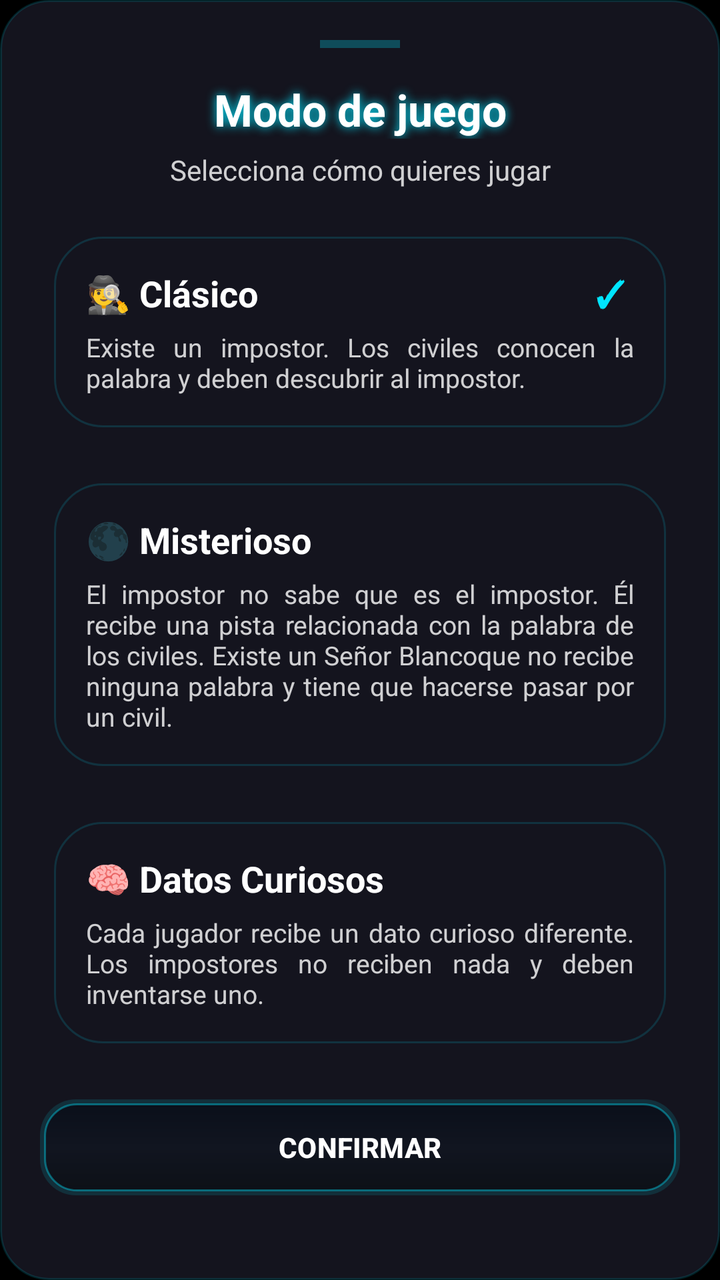
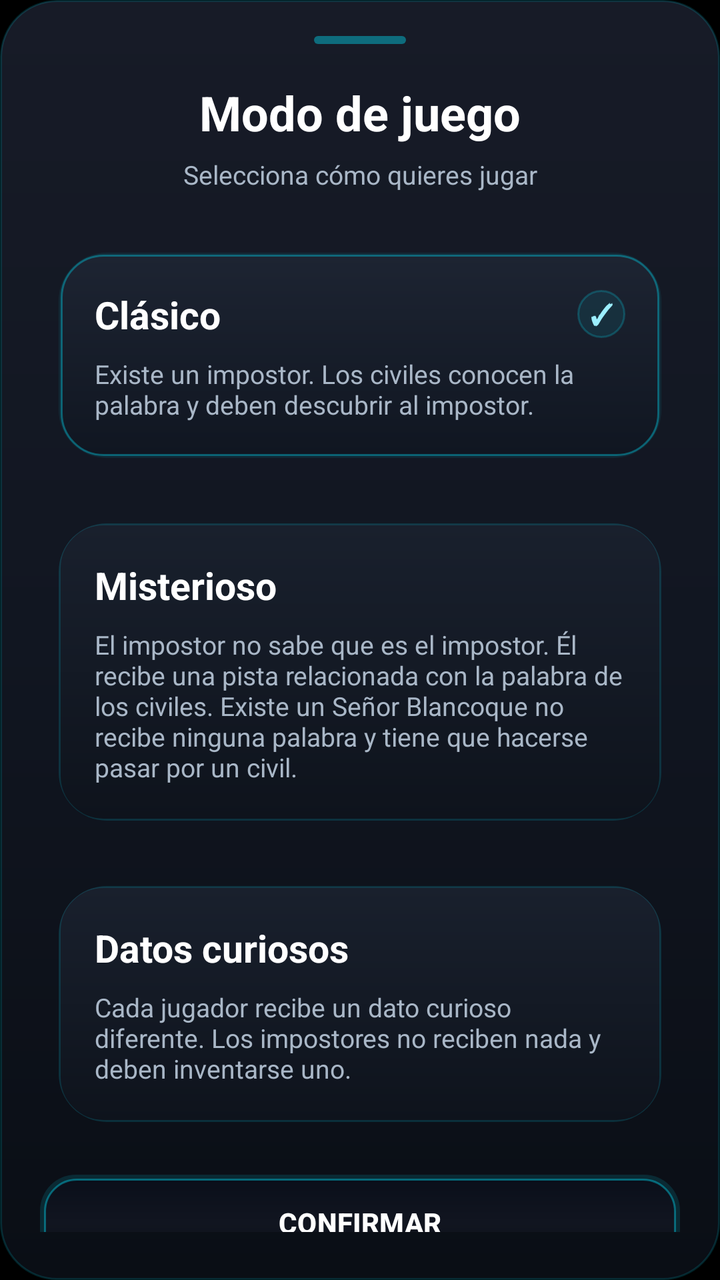

Compare the two renders of this Android layout. The source of the first and the diff that turns it into the second are given below.
<!-- AndroidManifest.xml: application theme Theme.ImpostorGame -->
<!-- res/layout/bottomsheet_select_game_mode_final.xml -->
<?xml version="1.0" encoding="utf-8"?>
<LinearLayout xmlns:android="http://schemas.android.com/apk/res/android"
    xmlns:app="http://schemas.android.com/apk/res-auto"
    android:id="@+id/rootBottomSheet"
    android:layout_width="match_parent"
    android:layout_height="wrap_content"
    android:orientation="vertical"
    android:padding="20dp"
    android:background="@drawable/bg_reveal_content">

    <View
        android:layout_width="40dp"
        android:layout_height="4dp"
        android:layout_gravity="center_horizontal"
        android:layout_marginBottom="16dp"
        android:background="#4400E5FF" />

    <TextView
        android:layout_width="match_parent"
        android:layout_height="wrap_content"
        android:layout_marginBottom="6dp"
        android:gravity="center"
        android:text="@string/mode_titulo"
        android:textColor="@android:color/white"
        android:textSize="22sp"
        android:textStyle="bold"
        android:shadowColor="#00E5FF"
        android:shadowDx="0"
        android:shadowDy="0"
        android:shadowRadius="12" />

    <TextView
        android:layout_width="match_parent"
        android:layout_height="wrap_content"
        android:layout_marginBottom="16dp"
        android:gravity="center"
        android:text="@string/mode_subtitulo"
        android:textColor="#CCFFFFFF"
        android:textSize="14sp" />

    
    <androidx.cardview.widget.CardView
        android:id="@+id/cardModoClasico"
        android:layout_width="match_parent"
        android:layout_height="wrap_content"
        android:layout_marginBottom="12dp"
        android:clickable="true"
        android:focusable="true"
        app:cardCornerRadius="16dp"
        app:cardElevation="0dp"
        app:cardUseCompatPadding="true"
        app:cardBackgroundColor="@android:color/transparent">

        <LinearLayout
            android:layout_width="match_parent"
            android:layout_height="wrap_content"
            android:orientation="vertical"
            android:padding="16dp"
            android:background="@drawable/bg_reveal_content">

            <LinearLayout android:layout_width="match_parent" android:layout_height="wrap_content" android:orientation="horizontal" android:gravity="center_vertical">
                <TextView android:layout_width="0dp" android:layout_height="wrap_content" android:layout_weight="1" android:text="@string/mode_clasico_titulo" android:textColor="@android:color/white" android:textSize="18sp" android:textStyle="bold" />
                <TextView android:id="@+id/iconCheckClasico" android:layout_width="24dp" android:layout_height="24dp" android:text="✓" android:textSize="18sp" android:textColor="#00E5FF" android:textStyle="bold" android:gravity="center" android:visibility="visible" />
            </LinearLayout>

            <TextView android:layout_width="match_parent" android:layout_height="wrap_content" android:layout_marginTop="6dp" android:justificationMode="inter_word" android:text="@string/mode_clasico_desc" android:textColor="#CCFFFFFF" android:textSize="13sp" />

        </LinearLayout>
    </androidx.cardview.widget.CardView>

    
    <androidx.cardview.widget.CardView
        android:id="@+id/cardModoMisterioso"
        android:layout_width="match_parent"
        android:layout_height="wrap_content"
        android:layout_marginBottom="12dp"
        android:clickable="true"
        android:focusable="true"
        app:cardCornerRadius="16dp"
        app:cardElevation="0dp"
        app:cardUseCompatPadding="true"
        app:cardBackgroundColor="@android:color/transparent">

        <LinearLayout
            android:layout_width="match_parent"
            android:layout_height="wrap_content"
            android:orientation="vertical"
            android:padding="16dp"
            android:background="@drawable/bg_reveal_content">

            <LinearLayout android:layout_width="match_parent" android:layout_height="wrap_content" android:orientation="horizontal" android:gravity="center_vertical">
                <TextView android:layout_width="0dp" android:layout_height="wrap_content" android:layout_weight="1" android:text="@string/mode_misterioso_titulo" android:textColor="@android:color/white" android:textSize="18sp" android:textStyle="bold" />
                <TextView android:id="@+id/iconCheckMisterioso" android:layout_width="24dp" android:layout_height="24dp" android:text="✓" android:textSize="18sp" android:textColor="#00E5FF" android:textStyle="bold" android:gravity="center" android:visibility="gone" />
            </LinearLayout>

            <TextView android:layout_width="match_parent" android:layout_height="wrap_content" android:justificationMode="inter_word" android:layout_marginTop="6dp" android:text="@string/mode_misterioso_desc" android:textColor="#CCFFFFFF" android:textSize="13sp" />

        </LinearLayout>
    </androidx.cardview.widget.CardView>

    
    <androidx.cardview.widget.CardView
        android:id="@+id/cardModoDatosCuriosos"
        android:layout_width="match_parent"
        android:layout_height="wrap_content"
        android:layout_marginBottom="12dp"
        android:clickable="true"
        android:focusable="true"
        app:cardCornerRadius="16dp"
        app:cardElevation="0dp"
        app:cardUseCompatPadding="true"
        app:cardBackgroundColor="@android:color/transparent">

        <LinearLayout
            android:layout_width="match_parent"
            android:layout_height="wrap_content"
            android:orientation="vertical"
            android:padding="16dp"
            android:background="@drawable/bg_reveal_content">

            <LinearLayout android:layout_width="match_parent" android:layout_height="wrap_content" android:orientation="horizontal" android:gravity="center_vertical">
                <TextView android:layout_width="0dp" android:layout_height="wrap_content" android:layout_weight="1" android:text="@string/mode_datos_titulo" android:textColor="@android:color/white" android:textSize="18sp" android:textStyle="bold" />
                <TextView android:id="@+id/iconCheckDatosCuriosos" android:layout_width="24dp" android:layout_height="24dp" android:text="✓" android:textSize="18sp" android:textColor="#00E5FF" android:textStyle="bold" android:gravity="center" android:visibility="gone" />
            </LinearLayout>

            <TextView android:layout_width="match_parent" android:layout_height="wrap_content" android:layout_marginTop="6dp" android:justificationMode="inter_word" android:text="@string/mode_datos_desc" android:textColor="#CCFFFFFF" android:textSize="13sp" />

        </LinearLayout>
    </androidx.cardview.widget.CardView>

    <Space android:layout_width="match_parent" android:layout_height="8dp" />

    <Button
        android:id="@+id/btnConfirmModo"
        android:layout_width="match_parent"
        android:layout_height="48dp"
        android:text="@string/mode_confirmar"
        android:textAllCaps="true"
        android:textColor="@android:color/white"
        android:textStyle="bold"
        android:background="@drawable/btn_final"
        android:backgroundTint="@null"
        app:backgroundTint="@null" />


</LinearLayout>
<!-- resources referenced by this layout -->
<resources>
  <!-- drawable bg_reveal_content (drawable) -->
  <?xml version="1.0" encoding="utf-8"?>
  <shape xmlns:android="http://schemas.android.com/apk/res/android">
      <solid android:color="#14141E" />
      <corners android:radius="24dp" />
      <stroke android:width="1dp" android:color="#2500E5FF" />
  </shape>
  <string name="mode_clasico_desc">Existe un impostor. Los civiles conocen la palabra y deben descubrir al impostor.</string>
  <string name="mode_clasico_titulo">🕵️ Clásico</string>
  <string name="mode_confirmar">Confirmar</string>
  <string name="mode_datos_desc">Cada jugador recibe un dato curioso diferente. Los impostores no reciben nada y deben inventarse uno.</string>
  <string name="mode_datos_titulo">🧠 Datos Curiosos</string>
  <string name="mode_misterioso_desc">El impostor no sabe que es el impostor. Él recibe una pista relacionada con la palabra de los civiles. Existe un "Señor Blanco" que no recibe ninguna palabra y tiene que hacerse pasar por un civil.</string>
  <string name="mode_misterioso_titulo">🌑 Misterioso</string>
  <string name="mode_subtitulo">Selecciona cómo quieres jugar</string>
  <string name="mode_titulo">Modo de juego</string>
  <style name="Theme.ImpostorGame" parent="Base.Theme.ImpostorGame">
          <item name="colorPrimary">#00E5FF</item>
          <item name="colorOnPrimary">#FFFFFF</item>
          <item name="android:statusBarColor">@android:color/transparent</item>
          <item name="android:navigationBarColor">@android:color/transparent</item>
          <item name="android:windowBackground">@android:color/black</item>
      </style>
  <style name="Base.Theme.ImpostorGame" parent="Theme.Material3.DayNight.NoActionBar">
          <item name="android:textViewStyle">@style/ImpostorGame.TextView</item>
      </style>
  <style name="ImpostorGame.TextView" parent="android:Widget.TextView">
          <item name="android:hyphenationFrequency">none</item>
          <item name="android:breakStrategy">simple</item>
      </style>
  <!-- unchanged entries left out for length: 1 -->
</resources>

<!-- the commit's change to res/layout/bottomsheet_select_game_mode_final.xml (unified diff, before → after) -->
@@ -1,146 +1,235 @@
 <?xml version="1.0" encoding="utf-8"?>
-<LinearLayout xmlns:android="http://schemas.android.com/apk/res/android"
+<androidx.core.widget.NestedScrollView xmlns:android="http://schemas.android.com/apk/res/android"
     xmlns:app="http://schemas.android.com/apk/res-auto"
     android:id="@+id/rootBottomSheet"
     android:layout_width="match_parent"
-    android:layout_height="wrap_content"
-    android:orientation="vertical"
-    android:padding="20dp"
-    android:background="@drawable/bg_reveal_content">
-
-    <View
-        android:layout_width="40dp"
-        android:layout_height="4dp"
-        android:layout_gravity="center_horizontal"
-        android:layout_marginBottom="16dp"
-        android:background="#4400E5FF" />
-
-    <TextView
+    android:layout_height="match_parent"
+    android:background="@drawable/bg_final_sheet_surface"
+    android:fillViewport="true"
+    android:paddingStart="20dp"
+    android:paddingTop="18dp"
+    android:paddingEnd="20dp"
+    android:paddingBottom="24dp">
+
+    <LinearLayout
         android:layout_width="match_parent"
         android:layout_height="wrap_content"
-        android:layout_marginBottom="6dp"
-        android:gravity="center"
-        android:text="@string/mode_titulo"
-        android:textColor="@android:color/white"
-        android:textSize="22sp"
-        android:textStyle="bold"
-        android:shadowColor="#00E5FF"
-        android:shadowDx="0"
-        android:shadowDy="0"
-        android:shadowRadius="12" />
-
-    <TextView
-        android:layout_width="match_parent"
-        android:layout_height="wrap_content"
-        android:layout_marginBottom="16dp"
-        android:gravity="center"
-        android:text="@string/mode_subtitulo"
-        android:textColor="#CCFFFFFF"
-        android:textSize="14sp" />
-
-    
-    <androidx.cardview.widget.CardView
-        android:id="@+id/cardModoClasico"
-        android:layout_width="match_parent"
-        android:layout_height="wrap_content"
-        android:layout_marginBottom="12dp"
-        android:clickable="true"
-        android:focusable="true"
-        app:cardCornerRadius="16dp"
-        app:cardElevation="0dp"
-        app:cardUseCompatPadding="true"
-        app:cardBackgroundColor="@android:color/transparent">
-
-        <LinearLayout
-            android:layout_width="match_parent"
-            android:layout_height="wrap_content"
-            android:orientation="vertical"
-            android:padding="16dp"
-            android:background="@drawable/bg_reveal_content">
-
-            <LinearLayout android:layout_width="match_parent" android:layout_height="wrap_content" android:orientation="horizontal" android:gravity="center_vertical">
-                <TextView android:layout_width="0dp" android:layout_height="wrap_content" android:layout_weight="1" android:text="@string/mode_clasico_titulo" android:textColor="@android:color/white" android:textSize="18sp" android:textStyle="bold" />
-                <TextView android:id="@+id/iconCheckClasico" android:layout_width="24dp" android:layout_height="24dp" android:text="✓" android:textSize="18sp" android:textColor="#00E5FF" android:textStyle="bold" android:gravity="center" android:visibility="visible" />
+        android:orientation="vertical">
+
+        <View
+            android:layout_width="46dp"
+            android:layout_height="4dp"
+            android:layout_gravity="center_horizontal"
+            android:layout_marginBottom="18dp"
+            android:background="@drawable/bg_estilo_final_handle" />
+
+        <TextView
+            android:layout_width="match_parent"
+            android:layout_height="wrap_content"
+            android:gravity="center"
+            android:text="@string/mode_titulo"
+            android:textColor="@android:color/white"
+            android:textSize="24sp"
+            android:textStyle="bold" />
+
+        <TextView
+            android:layout_width="match_parent"
+            android:layout_height="wrap_content"
+            android:layout_marginTop="6dp"
+            android:layout_marginBottom="20dp"
+            android:gravity="center"
+            android:text="@string/mode_subtitulo"
+            android:textColor="#A9B7C7"
+            android:textSize="13sp" />
+
+        <androidx.cardview.widget.CardView
+            android:id="@+id/cardModoClasico"
+            android:layout_width="match_parent"
+            android:layout_height="wrap_content"
+            android:layout_marginBottom="12dp"
+            android:clickable="true"
+            android:focusable="true"
+            app:cardBackgroundColor="@android:color/transparent"
+            app:cardCornerRadius="24dp"
+            app:cardElevation="0dp"
+            app:cardUseCompatPadding="true">
+
+            <LinearLayout
+                android:layout_width="match_parent"
+                android:layout_height="wrap_content"
+                android:background="@drawable/bg_final_sheet_option_active"
+                android:orientation="vertical"
+                android:padding="18dp">
+
+                <LinearLayout
+                    android:layout_width="match_parent"
+                    android:layout_height="wrap_content"
+                    android:gravity="center_vertical"
+                    android:orientation="horizontal">
+
+                    <TextView
+                        android:layout_width="0dp"
+                        android:layout_height="wrap_content"
+                        android:layout_weight="1"
+                        android:text="@string/mode_clasico_titulo_carmesi"
+                        android:textColor="@android:color/white"
+                        android:textSize="19sp"
+                        android:textStyle="bold" />
+
+                    <TextView
+                        android:id="@+id/iconCheckClasico"
+                        android:layout_width="24dp"
+                        android:layout_height="24dp"
+                        android:background="@drawable/bg_final_badge"
+                        android:gravity="center"
+                        android:text="&#10003;"
+                        android:textColor="#9CEFFF"
+                        android:textSize="14sp"
+                        android:textStyle="bold"
+                        android:visibility="visible" />
+
+                </LinearLayout>
+
+                <TextView
+                    android:layout_width="match_parent"
+                    android:layout_height="wrap_content"
+                    android:layout_marginTop="8dp"
+                    android:text="@string/mode_clasico_desc"
+                    android:textColor="#A9B7C7"
+                    android:textSize="13sp" />
+
             </LinearLayout>
-
-            <TextView android:layout_width="match_parent" android:layout_height="wrap_content" android:layout_marginTop="6dp" android:justificationMode="inter_word" android:text="@string/mode_clasico_desc" android:textColor="#CCFFFFFF" android:textSize="13sp" />
-
-        </LinearLayout>
-    </androidx.cardview.widget.CardView>
-
-    
-    <androidx.cardview.widget.CardView
-        android:id="@+id/cardModoMisterioso"
-        android:layout_width="match_parent"
-        android:layout_height="wrap_content"
-        android:layout_marginBottom="12dp"
-        android:clickable="true"
-        android:focusable="true"
-        app:cardCornerRadius="16dp"
-        app:cardElevation="0dp"
-        app:cardUseCompatPadding="true"
-        app:cardBackgroundColor="@android:color/transparent">
-
-        <LinearLayout
-            android:layout_width="match_parent"
-            android:layout_height="wrap_content"
-            android:orientation="vertical"
-            android:padding="16dp"
-            android:background="@drawable/bg_reveal_content">
-
-            <LinearLayout android:layout_width="match_parent" android:layout_height="wrap_content" android:orientation="horizontal" android:gravity="center_vertical">
-                <TextView android:layout_width="0dp" android:layout_height="wrap_content" android:layout_weight="1" android:text="@string/mode_misterioso_titulo" android:textColor="@android:color/white" android:textSize="18sp" android:textStyle="bold" />
-                <TextView android:id="@+id/iconCheckMisterioso" android:layout_width="24dp" android:layout_height="24dp" android:text="✓" android:textSize="18sp" android:textColor="#00E5FF" android:textStyle="bold" android:gravity="center" android:visibility="gone" />
+        </androidx.cardview.widget.CardView>
+
+        <androidx.cardview.widget.CardView
+            android:id="@+id/cardModoMisterioso"
+            android:layout_width="match_parent"
+            android:layout_height="wrap_content"
+            android:layout_marginBottom="12dp"
+            android:clickable="true"
+            android:focusable="true"
+            app:cardBackgroundColor="@android:color/transparent"
+            app:cardCornerRadius="24dp"
+            app:cardElevation="0dp"
+            app:cardUseCompatPadding="true">
+
+            <LinearLayout
+                android:layout_width="match_parent"
+                android:layout_height="wrap_content"
+                android:background="@drawable/bg_final_sheet_option"
+                android:orientation="vertical"
+                android:padding="18dp">
+
+                <LinearLayout
+                    android:layout_width="match_parent"
+                    android:layout_height="wrap_content"
+                    android:gravity="center_vertical"
+                    android:orientation="horizontal">
+
+                    <TextView
+                        android:layout_width="0dp"
+                        android:layout_height="wrap_content"
+                        android:layout_weight="1"
+                        android:text="@string/mode_misterioso_titulo_carmesi"
+                        android:textColor="@android:color/white"
+                        android:textSize="19sp"
+                        android:textStyle="bold" />
+
+                    <TextView
+                        android:id="@+id/iconCheckMisterioso"
+                        android:layout_width="24dp"
+                        android:layout_height="24dp"
+                        android:background="@drawable/bg_final_badge"
+                        android:gravity="center"
+                        android:text="&#10003;"
+                        android:textColor="#9CEFFF"
+                        android:textSize="14sp"
+                        android:textStyle="bold"
+                        android:visibility="gone" />
+
+                </LinearLayout>
+
+                <TextView
+                    android:layout_width="match_parent"
+                    android:layout_height="wrap_content"
+                    android:layout_marginTop="8dp"
+                    android:text="@string/mode_misterioso_desc"
+                    android:textColor="#A9B7C7"
+                    android:textSize="13sp" />
+
             </LinearLayout>
-
-            <TextView android:layout_width="match_parent" android:layout_height="wrap_content" android:justificationMode="inter_word" android:layout_marginTop="6dp" android:text="@string/mode_misterioso_desc" android:textColor="#CCFFFFFF" android:textSize="13sp" />
-
-        </LinearLayout>
-    </androidx.cardview.widget.CardView>
-
-    
-    <androidx.cardview.widget.CardView
-        android:id="@+id/cardModoDatosCuriosos"
-        android:layout_width="match_parent"
-        android:layout_height="wrap_content"
-        android:layout_marginBottom="12dp"
-        android:clickable="true"
-        android:focusable="true"
-        app:cardCornerRadius="16dp"
-        app:cardElevation="0dp"
-        app:cardUseCompatPadding="true"
-        app:cardBackgroundColor="@android:color/transparent">
-
-        <LinearLayout
-            android:layout_width="match_parent"
-            android:layout_height="wrap_content"
-            android:orientation="vertical"
-            android:padding="16dp"
-            android:background="@drawable/bg_reveal_content">
-
-            <LinearLayout android:layout_width="match_parent" android:layout_height="wrap_content" android:orientation="horizontal" android:gravity="center_vertical">
-                <TextView android:layout_width="0dp" android:layout_height="wrap_content" android:layout_weight="1" android:text="@string/mode_datos_titulo" android:textColor="@android:color/white" android:textSize="18sp" android:textStyle="bold" />
-                <TextView android:id="@+id/iconCheckDatosCuriosos" android:layout_width="24dp" android:layout_height="24dp" android:text="✓" android:textSize="18sp" android:textColor="#00E5FF" android:textStyle="bold" android:gravity="center" android:visibility="gone" />
+        </androidx.cardview.widget.CardView>
+
+        <androidx.cardview.widget.CardView
+            android:id="@+id/cardModoDatosCuriosos"
+            android:layout_width="match_parent"
+            android:layout_height="wrap_content"
+            android:clickable="true"
+            android:focusable="true"
+            app:cardBackgroundColor="@android:color/transparent"
+            app:cardCornerRadius="24dp"
+            app:cardElevation="0dp"
+            app:cardUseCompatPadding="true">
+
+            <LinearLayout
+                android:layout_width="match_parent"
+                android:layout_height="wrap_content"
+                android:background="@drawable/bg_final_sheet_option"
+                android:orientation="vertical"
+                android:padding="18dp">
+
+                <LinearLayout
+                    android:layout_width="match_parent"
+                    android:layout_height="wrap_content"
+                    android:gravity="center_vertical"
+                    android:orientation="horizontal">
+
+                    <TextView
+                        android:layout_width="0dp"
+                        android:layout_height="wrap_content"
+                        android:layout_weight="1"
+                        android:text="@string/mode_datos_titulo_carmesi"
+                        android:textColor="@android:color/white"
+                        android:textSize="19sp"
+                        android:textStyle="bold" />
+
+                    <TextView
+                        android:id="@+id/iconCheckDatosCuriosos"
+                        android:layout_width="24dp"
+                        android:layout_height="24dp"
+                        android:background="@drawable/bg_final_badge"
+                        android:gravity="center"
+                        android:text="&#10003;"
+                        android:textColor="#9CEFFF"
+                        android:textSize="14sp"
+                        android:textStyle="bold"
+                        android:visibility="gone" />
+
+                </LinearLayout>
+
+                <TextView
+                    android:layout_width="match_parent"
+                    android:layout_height="wrap_content"
+                    android:layout_marginTop="8dp"
+                    android:text="@string/mode_datos_desc"
+                    android:textColor="#A9B7C7"
+                    android:textSize="13sp" />
+
             </LinearLayout>
-
-            <TextView android:layout_width="match_parent" android:layout_height="wrap_content" android:layout_marginTop="6dp" android:justificationMode="inter_word" android:text="@string/mode_datos_desc" android:textColor="#CCFFFFFF" android:textSize="13sp" />
-
-        </LinearLayout>
-    </androidx.cardview.widget.CardView>
-
-    <Space android:layout_width="match_parent" android:layout_height="8dp" />
-
-    <Button
-        android:id="@+id/btnConfirmModo"
-        android:layout_width="match_parent"
-        android:layout_height="48dp"
-        android:text="@string/mode_confirmar"
-        android:textAllCaps="true"
-        android:textColor="@android:color/white"
-        android:textStyle="bold"
-        android:background="@drawable/btn_final"
-        android:backgroundTint="@null"
-        app:backgroundTint="@null" />
-
-
-</LinearLayout>
+        </androidx.cardview.widget.CardView>
+
+        <Button
+            android:id="@+id/btnConfirmModo"
+            android:layout_width="match_parent"
+            android:layout_height="48dp"
+            android:layout_marginTop="16dp"
+            android:background="@drawable/btn_final"
+            android:backgroundTint="@null"
+            android:text="@string/mode_confirmar"
+            android:textAllCaps="true"
+            android:textColor="@android:color/white"
+            android:textStyle="bold"
+            app:backgroundTint="@null" />
+
+    </LinearLayout>
+</androidx.core.widget.NestedScrollView>
<!-- resource entries referenced after the edit -->
@@ -1,19 +1,79 @@
 <!-- resources referenced by this layout -->
 <resources>
-  <!-- drawable bg_reveal_content (drawable) -->
+  <!-- drawable bg_estilo_final_handle (drawable) -->
   <?xml version="1.0" encoding="utf-8"?>
   <shape xmlns:android="http://schemas.android.com/apk/res/android">
-      <solid android:color="#14141E" />
-      <corners android:radius="24dp" />
-      <stroke android:width="1dp" android:color="#2500E5FF" />
+      <solid android:color="#6600E5FF" />
+      <corners android:radius="999dp" />
+  </shape>
+  <!-- drawable bg_final_badge (drawable) -->
+  <?xml version="1.0" encoding="utf-8"?>
+  <shape xmlns:android="http://schemas.android.com/apk/res/android">
+      <solid android:color="#1400E5FF" />
+      <corners android:radius="999dp" />
+      <stroke
+          android:width="1dp"
+          android:color="#3600E5FF" />
+  </shape>
+  <!-- drawable bg_final_sheet_option (drawable) -->
+  <?xml version="1.0" encoding="utf-8"?>
+  <shape xmlns:android="http://schemas.android.com/apk/res/android">
+      <gradient
+          android:angle="270"
+          android:startColor="#19202D"
+          android:endColor="#0E131C" />
+      <corners android:radius="22dp" />
+      <stroke
+          android:width="1dp"
+          android:color="#2500E5FF" />
+  </shape>
+  <!-- drawable bg_final_sheet_option_active (drawable) -->
+  <?xml version="1.0" encoding="utf-8"?>
+  <layer-list xmlns:android="http://schemas.android.com/apk/res/android">
+      <item>
+          <shape>
+              <corners android:radius="22dp" />
+              <solid android:color="#1500E5FF" />
+          </shape>
+      </item>
+  
+      <item
+          android:left="1dp"
+          android:top="1dp"
+          android:right="1dp"
+          android:bottom="1dp">
+          <shape>
+              <gradient
+                  android:angle="270"
+                  android:startColor="#1D2432"
+                  android:endColor="#101621" />
+              <corners android:radius="21dp" />
+              <stroke
+                  android:width="1dp"
+                  android:color="#5600E5FF" />
+          </shape>
+      </item>
+  </layer-list>
+  <!-- drawable bg_final_sheet_surface (drawable) -->
+  <?xml version="1.0" encoding="utf-8"?>
+  <shape xmlns:android="http://schemas.android.com/apk/res/android">
+      <gradient
+          android:angle="270"
+          android:startColor="#171B27"
+          android:centerColor="#111621"
+          android:endColor="#0A0E15" />
+      <corners android:radius="28dp" />
+      <stroke
+          android:width="1dp"
+          android:color="#2600E5FF" />
   </shape>
   <string name="mode_clasico_desc">Existe un impostor. Los civiles conocen la palabra y deben descubrir al impostor.</string>
-  <string name="mode_clasico_titulo">🕵️ Clásico</string>
+  <string name="mode_clasico_titulo_carmesi">Clásico</string>
   <string name="mode_confirmar">Confirmar</string>
   <string name="mode_datos_desc">Cada jugador recibe un dato curioso diferente. Los impostores no reciben nada y deben inventarse uno.</string>
-  <string name="mode_datos_titulo">🧠 Datos Curiosos</string>
+  <string name="mode_datos_titulo_carmesi">Datos curiosos</string>
   <string name="mode_misterioso_desc">El impostor no sabe que es el impostor. Él recibe una pista relacionada con la palabra de los civiles. Existe un "Señor Blanco" que no recibe ninguna palabra y tiene que hacerse pasar por un civil.</string>
-  <string name="mode_misterioso_titulo">🌑 Misterioso</string>
+  <string name="mode_misterioso_titulo_carmesi">Misterioso</string>
   <string name="mode_subtitulo">Selecciona cómo quieres jugar</string>
   <string name="mode_titulo">Modo de juego</string>
   <style name="Theme.ImpostorGame" parent="Base.Theme.ImpostorGame">
